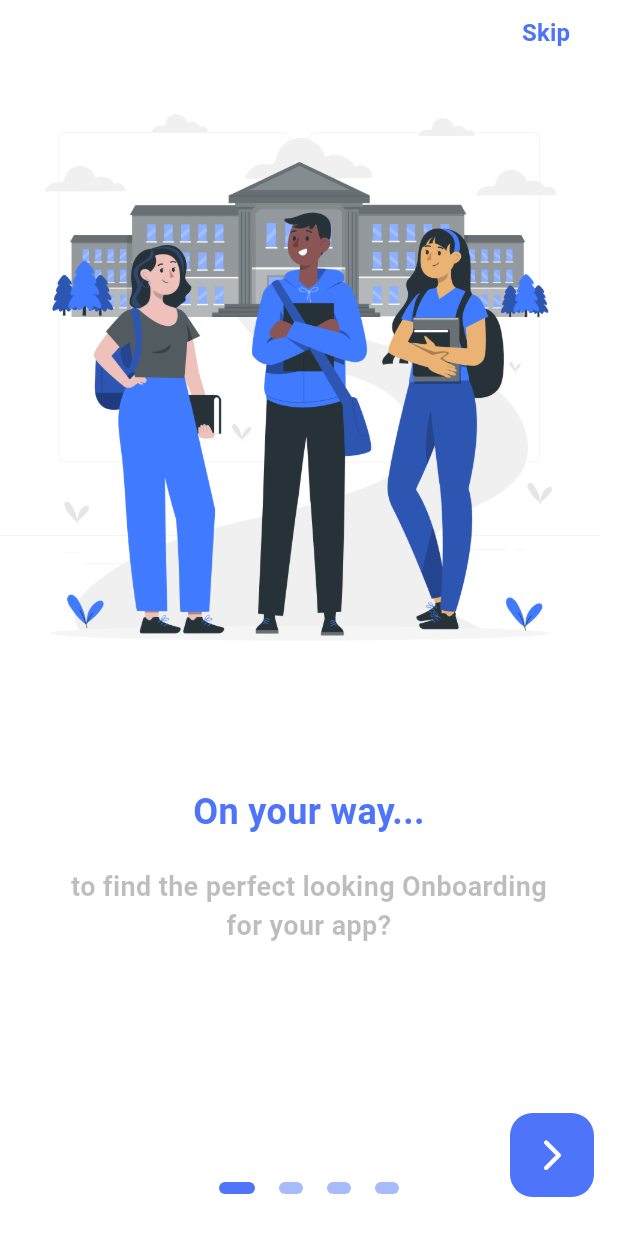
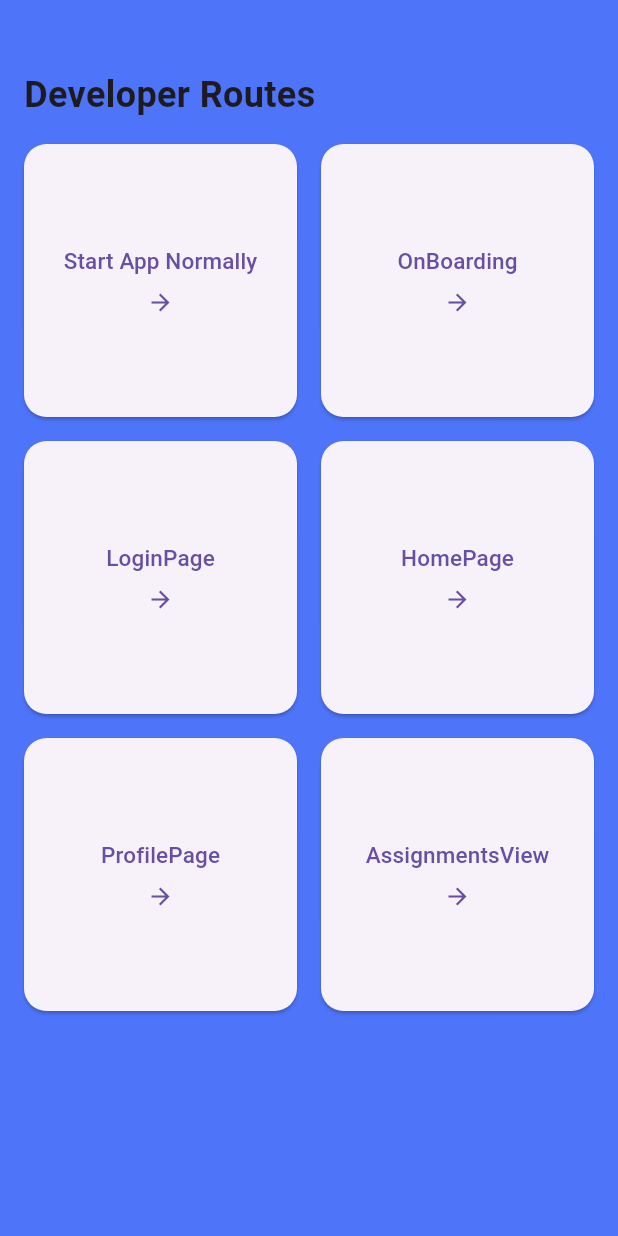
Before and after one commit to Dark-Semicolon/graduation-project-mobile-app, a Flutter app: the screen it shows after launch, on a phone screen of 412 x 824 dp. Run offline on Flutter 3.47's test engine with Material 3 defaults, Android fonts, the phone set to English and light mode, and no system bars; drawn by our look-alikes of flutter_onboarding_slider; our stand-ins replace flutter_svg, go_router, hive, hive_flutter, percent_indicator, shared_preferences; accounts and stored records are empty.

Commit message:
modify folders added dev route screen for easy navigation

```diff
--- a/lib/Core/AppRouter.dart
+++ b/lib/Core/AppRouter.dart
@@ -2,17 +2,22 @@ import 'package:eductionsystem/Features/Splash/Persentation/splash_view.dart';
 import 'package:eductionsystem/Features/profile/Profile_page.dart';
 import 'package:go_router/go_router.dart';
 
-import '../API/TestScreens.dart';
+import '../Data/API/TestScreens.dart';
 import '../Features/Home/Presentation/view/home_page.dart';
 import '../Features/Login/Presentation/login_page.dart';
 import '../Features/Splash/AppPreiew/on_boarding.dart';
 import '../Features/assignment/AssignmentPage.dart';
+import '../dev_routes.dart';
 
 abstract class AppRouter {
   static final router = GoRouter(
     routes: [
       GoRoute(
         path: '/',
+        builder: (context, state) => const DeveloperRoutesScreen(),
+      ),
+      GoRoute(
+        path: '/SplashView',
         builder: (context, state) => const SplashView(),
       ),
       GoRoute(
--- a/lib/Features/Login/Presentation/login_page.dart
+++ b/lib/Features/Login/Presentation/login_page.dart
@@ -108,7 +108,7 @@ class _LoginPageState extends State<LoginPage> {
                             builder: (context) => LoginUserPage(
                                 email: _emailController.text.trim(),
                                 password: _passwordController.text
-                                    .trim()), // Navigate to login user page
+                                    .trim()),
                           ),
                         );
                       },
--- /dev/null
+++ b/lib/dev_routes.dart
@@ -0,0 +1,154 @@
+import 'package:flutter/material.dart';
+
+import 'Features/Home/Presentation/view/home_page.dart';
+import 'Features/Login/Presentation/login_page.dart';
+import 'Features/Splash/AppPreiew/on_boarding.dart';
+import 'Features/Splash/Persentation/splash_view.dart';
+import 'Features/assignment/AssignmentPage.dart';
+import 'Features/profile/Profile_page.dart';
+
+class DeveloperRoutesScreen extends StatelessWidget {
+  const DeveloperRoutesScreen({super.key});
+
+  @override
+  Widget build(BuildContext context) {
+    return Scaffold(
+      body: Padding(
+        padding: const EdgeInsets.all(16.0),
+        child: Column(
+          crossAxisAlignment: CrossAxisAlignment.start,
+          children: [
+            const SizedBox(height: 30,),
+            const Text(
+              'Developer Routes',
+              style: TextStyle(
+                fontSize: 24.0,
+                fontWeight: FontWeight.bold,
+              ),
+            ),
+            const SizedBox(height: 16.0),
+            GridView.count(
+              shrinkWrap: true,
+              crossAxisCount: 2,
+              crossAxisSpacing: 16.0,
+              mainAxisSpacing: 16.0,
+              children: [
+                RouteButton(
+                  label: 'Start App Normally',
+                  onPressed: () {
+                    // Navigate to Screen 1
+                    Navigator.push(
+                      context,
+                      MaterialPageRoute(
+                          builder: (context) => const SplashView()),
+                    );
+                  },
+                ),
+                RouteButton(
+                  label: 'OnBoarding',
+                  onPressed: () {
+                    // Navigate to Screen 2
+                    Navigator.push(
+                      context,
+                      MaterialPageRoute(
+                          builder: (context) => const OnBoarding()),
+                    );
+                  },
+                ),
+                RouteButton(
+                  label: 'LoginPage',
+                  onPressed: () {
+                    // Navigate to Screen 1
+                    Navigator.push(
+                      context,
+                      MaterialPageRoute(
+                          builder: (context) => const LoginPage()),
+                    );
+                  },
+                ),
+                RouteButton(
+                  label: 'HomePage',
+                  onPressed: () {
+                    // Navigate to Screen 2
+                    Navigator.push(
+                      context,
+                      MaterialPageRoute(builder: (context) => const HomePage()),
+                    );
+                  },
+                ),
+                RouteButton(
+                  label: 'ProfilePage',
+                  onPressed: () {
+                    // Navigate to Screen 1
+                    Navigator.push(
+                      context,
+                      MaterialPageRoute(
+                          builder: (context) => const ProfilePage()),
+                    );
+                  },
+                ),
+                RouteButton(
+                  label: 'AssignmentsView',
+                  onPressed: () {
+                    // Navigate to Screen 2
+                    Navigator.push(
+                      context,
+                      MaterialPageRoute(
+                          builder: (context) => AssignmentsView(
+                                tasks: [
+                                  Task('Math 1 assignment 1', false, '2 days'),
+                                  Task('Math 1 assignment 2', true),
+                                  Task('Math 1 assignment 3', false, '5 days'),
+                                ],
+                                numberOfTasks: 3,
+                              )),
+                    );
+                  },
+                ),
+                // Add more RouteButton widgets for additional screens
+              ],
+            ),
+          ],
+        ),
+      ),
+    );
+  }
+}
+
+class RouteButton extends StatelessWidget {
+  final String label;
+  final VoidCallback onPressed;
+
+  const RouteButton({
+    Key? key,
+    required this.label,
+    required this.onPressed,
+  }) : super(key: key);
+
+  @override
+  Widget build(BuildContext context) {
+    return ElevatedButton(
+      style: ButtonStyle(
+        shape: MaterialStateProperty.all<RoundedRectangleBorder>(
+          RoundedRectangleBorder(
+            borderRadius: BorderRadius.circular(15.0),
+          ),
+        ),
+      ),
+      onPressed: onPressed,
+      child: Column(
+        mainAxisAlignment: MainAxisAlignment.center,
+        children: [
+          Text(
+            label,
+            style: const TextStyle(
+              fontSize: 15.0,
+            ),
+          ),
+          const SizedBox(height: 8.0),
+          const Icon(Icons.arrow_forward),
+        ],
+      ),
+    );
+  }
+}
```
Also changed, not shown: lib/Features/Login/Utils/auth_functions.dart (+3 -4 lines), lib/Features/profile/Profile_page.dart (+34 -30 lines), lib/Data/API/Models/auth_data.dart (renamed from lib/API/Models/auth_data.dart), lib/Data/API/Models/user_data.dart (renamed from lib/API/Models/user_data.dart), lib/Data/API/Services/auth_service.dart (renamed from lib/API/Services/auth_service.dart), lib/Data/API/TestScreens.dart (renamed from lib/API/TestScreens.dart), lib/Data/API/Token/token_manager.dart (renamed from lib/API/Token/token_manager.dart).
